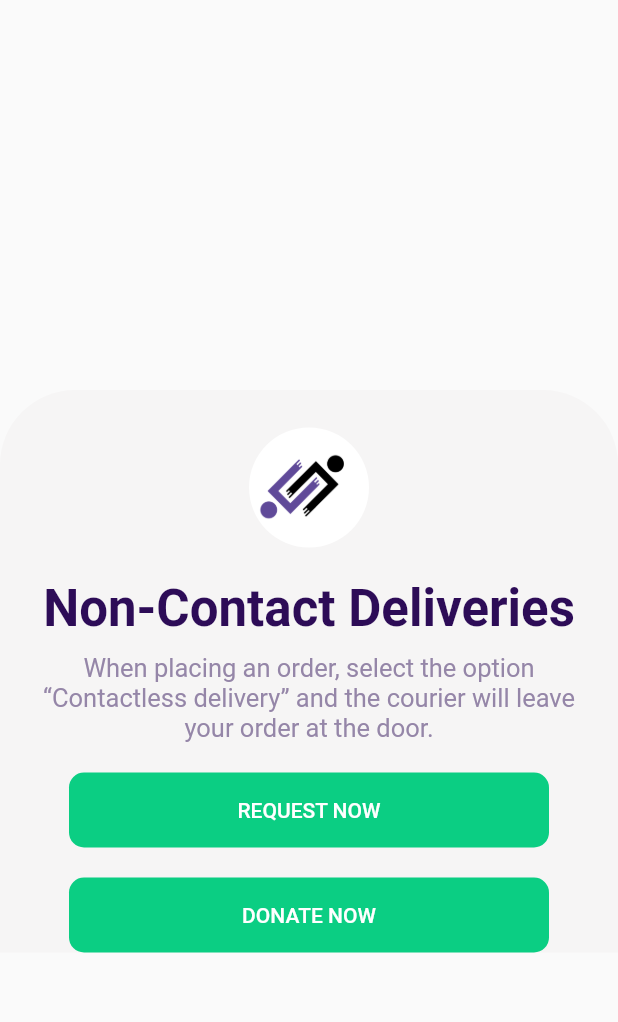
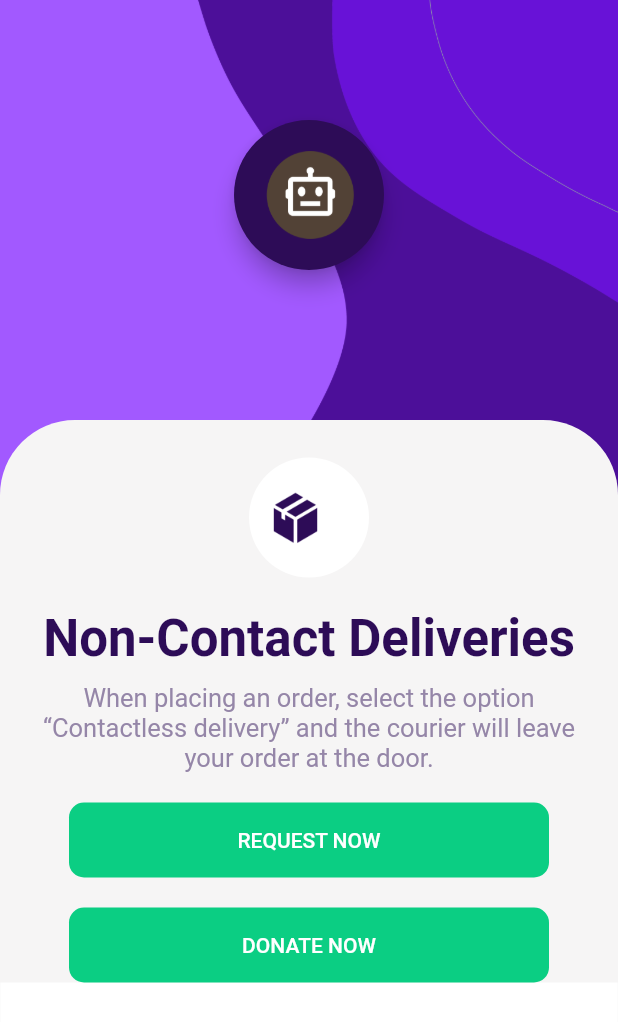
Before and after one commit to arghyab0/GiveMore, a Flutter app: the RequestReceived screen opened by its route, after a tap on "BACK TO HOME", on a phone screen of 412 x 824 dp. Shown: the top 1022 px of the screen. Run offline on Flutter 3.47's test engine with Material 2 defaults, Android fonts, the phone set to English and light mode, and no system bars; our stand-ins replace firebase_auth, flutter_animation_progress_bar; accounts and stored records are empty; network calls fail; Roboto replaces fonts that are missing (Poppins).

Commit message:
final ui

```diff
--- a/lib/UI/NoncontactDelivery.dart
+++ b/lib/UI/NoncontactDelivery.dart
@@ -2,6 +2,8 @@ import 'package:covidist/UI/Requests.dart';
 import 'package:flutter/cupertino.dart';
 import 'package:flutter/material.dart';
 import 'package:flutter/widgets.dart';
+import 'package:url_launcher/url_launcher.dart';
+import 'package:flutter/services.dart';
 
 import 'categories (1).dart';
 
@@ -14,12 +16,26 @@ class noncontactdelivery extends StatelessWidget {
     return Scaffold(
       body: SingleChildScrollView(
         child: Stack(children: <Widget>[
-          Container(
-            child: new DecoratedBox(
-              decoration: new BoxDecoration(
-                image: new DecorationImage(
-                  image: new AssetImage("assets/base.png"),
-                  fit: BoxFit.fill,
+          Image.asset(
+            "assets/base.png",
+            fit: BoxFit.cover,
+          ),
+          SizedBox(
+            height: 50,
+          ),
+          Center(
+            child: Padding(
+              padding: const EdgeInsets.symmetric(vertical: 80),
+              child: Container(
+                height: 100,
+                width: 100,
+                child: FloatingActionButton(
+                  backgroundColor: Color(0xFF2D0C57),
+                  child: Image.asset(
+                    'assets/bot.png',
+                  ),
+                  onPressed: () => launch(
+                      'https://integrations.eu-gb.assistant.watson.cloud.ibm.com/web/public/8a91f772-2241-49c6-a3b0-8672318fbfb0'),
                 ),
               ),
             ),
@@ -27,7 +43,7 @@ class noncontactdelivery extends StatelessWidget {
           Column(
             children: <Widget>[
               SizedBox(
-                height: 260,
+                height: 280,
               ),
               Container(
                 alignment: Alignment.bottomCenter,
@@ -49,7 +65,12 @@ class noncontactdelivery extends StatelessWidget {
                       width: 80,
                       height: 80,
                       margin: EdgeInsets.only(top: 15),
-                      child: Image.asset('assets/logo_short-01.png'),
+                      child: Padding(
+                        padding: const EdgeInsets.all(8.0),
+                        child: Image.asset(
+                          'assets/boxLogo.png',
+                        ),
+                      ),
                       decoration: BoxDecoration(
                           borderRadius: BorderRadius.all(
                             Radius.circular(50.0),
--- a/lib/UI/requestreceived.dart
+++ b/lib/UI/requestreceived.dart
@@ -1,4 +1,3 @@
-import 'package:covidist/UI/checkout.dart';
 import 'package:flutter/cupertino.dart';
 import 'package:flutter/material.dart';
 import 'package:flutter/widgets.dart';
@@ -10,17 +9,9 @@ class RequestReceived extends StatelessWidget {
   @override
   Widget build(BuildContext context) {
     return Scaffold(
-      body: Stack(children: <Widget>[
-        Container(
-          child: new DecoratedBox(
-            decoration: new BoxDecoration(
-              image: new DecorationImage(
-                image: new AssetImage("assets/base.png"),
-                fit: BoxFit.fill,
-              ),
-            ),
-          ),
-        ),
+      body: SingleChildScrollView(
+        child: Stack(children: <Widget>[
+          Image.asset("assets/base.png"),
           Column(
             children: <Widget>[
               SizedBox(
@@ -46,7 +37,7 @@ class RequestReceived extends StatelessWidget {
                             Radius.circular(50.0),
                           ),
                           color: Colors.white),
-                    child: Image.asset('assets/logo_short-01.png'),
+                      child: Image.asset('assets/boxLogo.png'),
                     ),
                     SizedBox(
                       height: 20,
@@ -97,6 +88,7 @@ class RequestReceived extends StatelessWidget {
             ],
           )
         ]),
+      ),
     );
   }
 }
--- a/lib/screens/wrapper.dart
+++ b/lib/screens/wrapper.dart
@@ -31,6 +31,6 @@ class Wrapper extends StatelessWidget {
     // } else {
     //   return noncontactdelivery();
     // }
-    return YourCart();
+    return noncontactdelivery();
   }
 }
--- a/pubspec.yaml
+++ b/pubspec.yaml
@@ -28,6 +28,7 @@ dependencies:
   provider: ^3.1.0
   flutter_animation_progress_bar: ^1.0.0
   circular_check_box: ^1.0.2
+  url_launcher: ^5.4.7
 
 
 dev_dependencies:
@@ -52,7 +53,8 @@ flutter:
    - assets/logo_short-01.png
    - assets/logo-01.png
    - assets/base.png
-
+   - assets/boxLogo.png
+   - assets/bot.png
 
   # An image asset can refer to one or more resolution-specific "variants", see
   # https://flutter.dev/assets-and-images/#resolution-aware.
```
Also changed, not shown: lib/UI/categories (1).dart (+4 -4 lines), lib/UI/donationlisted.dart (+5 -12 lines), lib/UI/requestpublished.dart (+5 -12 lines), lib/UI/thanks.dart (+5 -12 lines), assets/bot.png (added), assets/boxLogo.png (added), pubspec.lock. Lines whose indentation alone changed are shown as unchanged.
